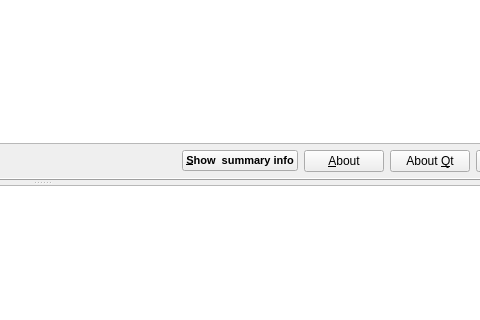
Qt form main_window.ui (olgerd27/files_informer) before a commit; both pictures show x 483 to 963 and y 88 to 408 of the 1050 by 500 pixel window.
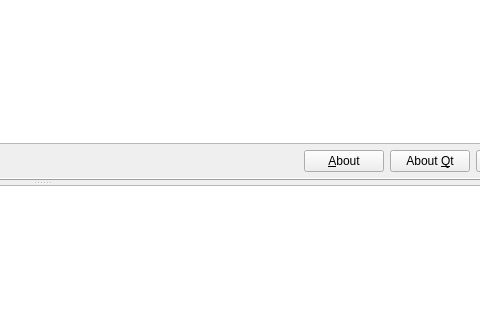
The same form after that commit. Custom widgets are drawn as their Qt base class.

Commit message:
Fix a bug with incorrect deselection of items. Now, when the user changes a dir, first of all perform the clearing of all selections.
Also, delete "Show  summary info" command button.

```diff
--- a/main_window.ui
+++ b/main_window.ui
@@ -120,26 +120,6 @@
            </property>
           </spacer>
          </item>
-         <item>
-          <widget class="QPushButton" name="m_cmdShowSummInfo">
-           <property name="minimumSize">
-            <size>
-             <width>100</width>
-             <height>0</height>
-            </size>
-           </property>
-           <property name="font">
-            <font>
-             <pointsize>8</pointsize>
-             <weight>75</weight>
-             <bold>true</bold>
-            </font>
-           </property>
-           <property name="text">
-            <string>&amp;Show  summary info</string>
-           </property>
-          </widget>
-         </item>
          <item>
           <widget class="QPushButton" name="m_cmdAbout">
            <property name="text">
```
Left out of the diff: 1 changed line with no effect on the pictures. The commit also changes 2 other files.
